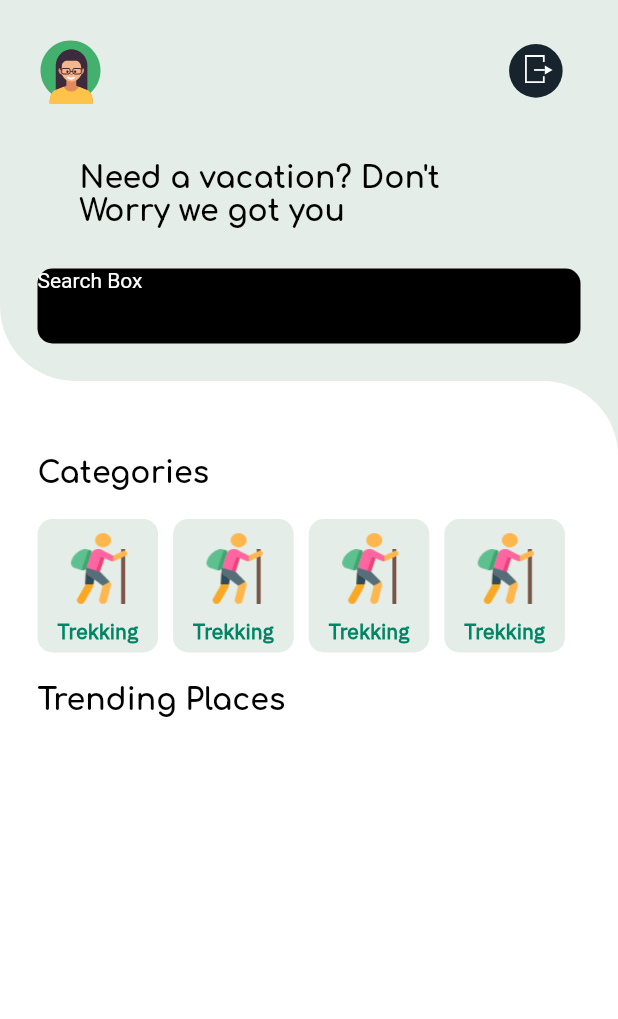
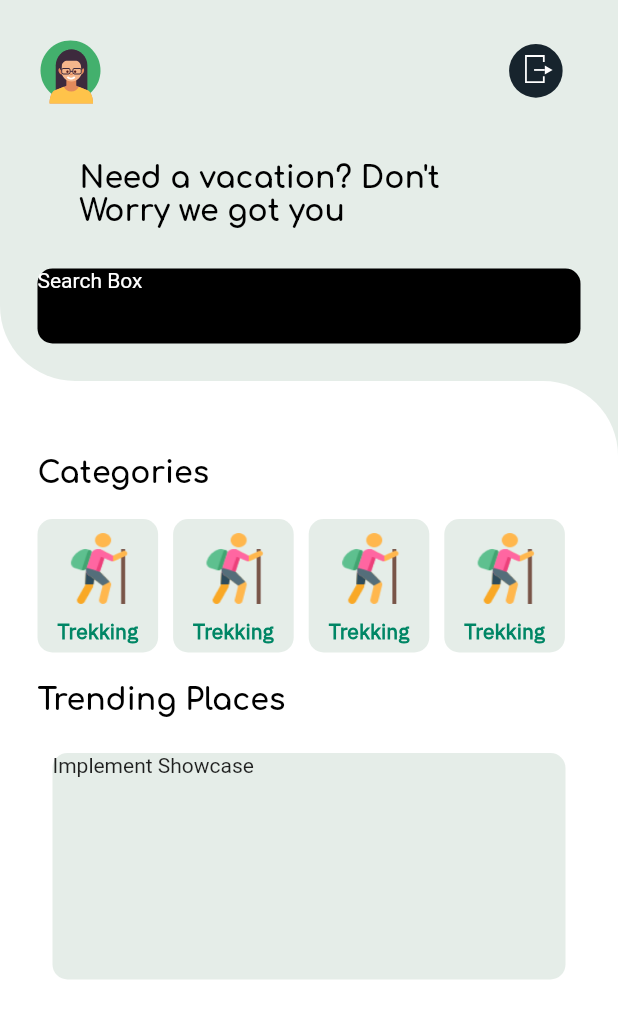
Before and after one commit to Ayush783/travel-app-flutter-1, a Flutter app: the HomeScreen screen opened directly, on a phone screen of 412 x 824 dp. Shown: the top 1019 px of the screen. Run offline on Flutter 3.47's test engine with Material 2 defaults, Android fonts, the phone set to English and light mode, and no system bars; our stand-ins replace bloc, firebase_auth, flutter_riverpod, flutter_svg; accounts and stored records are empty.

Commit message:
Home Screen Changes

```diff
--- a/lib/travel_app.dart
+++ b/lib/travel_app.dart
@@ -11,7 +11,7 @@ class TravelApp extends StatelessWidget {
       debugShowCheckedModeBanner: false,
       title: 'Travel App',
       theme: ThemeData(primaryColor: Color(0xFF008665)),
-      home: SignInScreen(),
+      home: HomeScreen(),
     );
   }
 }
--- a/lib/ui/home/home_screen.dart
+++ b/lib/ui/home/home_screen.dart
@@ -119,7 +119,17 @@ class _HomeScreenState extends State<HomeScreen> {
                   Text(
                     "Trending Places",
                     style: headingStyle,
-                  )
+                  ),
+                  Container(
+                    margin: EdgeInsets.symmetric(vertical: 25, horizontal: 10),
+                    height: 151,
+                    width: double.infinity,
+                    decoration: BoxDecoration(
+                      borderRadius: BorderRadius.circular(10),
+                      color: green_light,
+                    ),
+                    child: Text("Implement Showcase"),
+                  ),
                 ],
               ),
             ),
```
